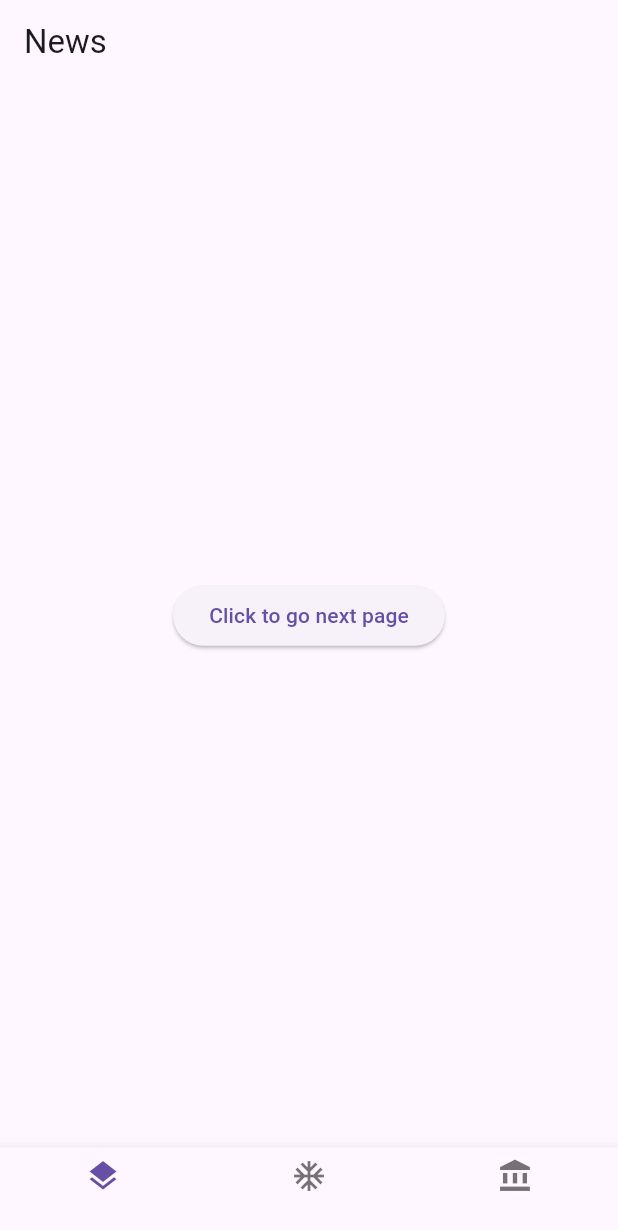
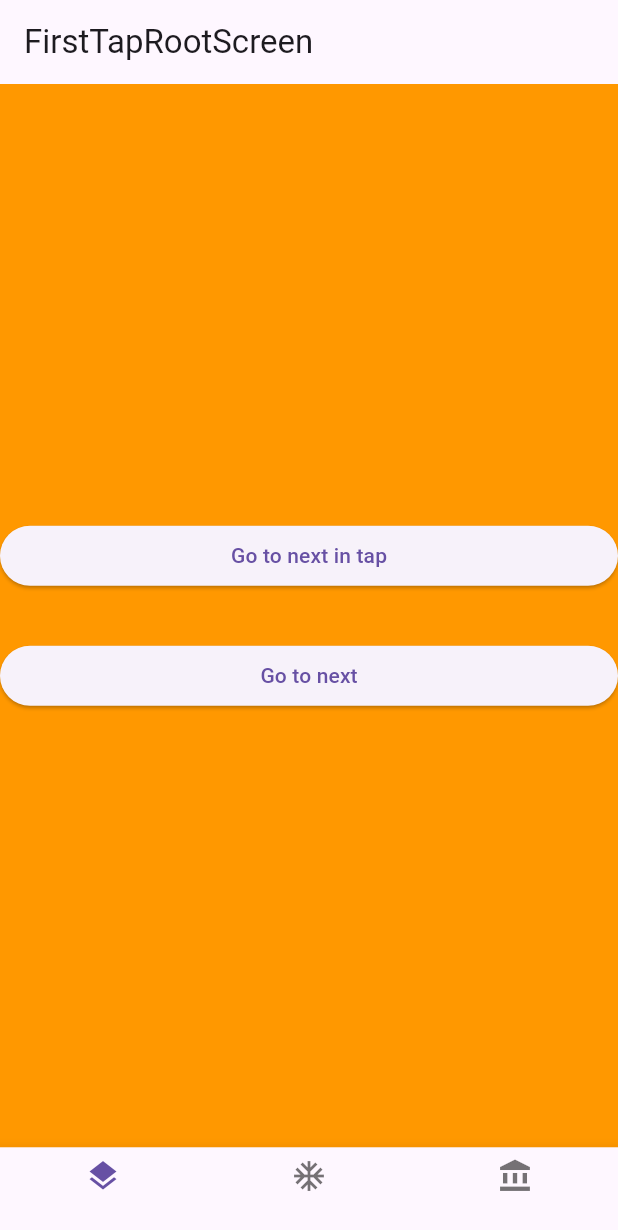
Before and after one commit to my-flutter-apps/news_app, a Flutter app: the screen it shows after launch, on a phone screen of 412 x 824 dp. Shown: the top 1230 px of the screen. Run offline on Flutter 3.47's test engine with Material 3 defaults, Android fonts, the phone set to English and light mode, and no system bars.

Commit message:
new elements

```diff
--- a/lib/main.dart
+++ b/lib/main.dart
@@ -1,5 +1,6 @@
 
 import 'package:flutter/material.dart';
+import 'package:news_app/presentation/screens/main_screeen/first_tap/first_tap_details_screen.dart';
 import 'package:news_app/presentation/screens/main_screeen/main_screen.dart';
 import 'package:news_app/presentation/screens/main_screeen/profile_screen.dart';
 import 'package:news_app/presentation/screens/main_screeen/tab_main_screen.dart';
@@ -11,6 +12,8 @@ void main() {
   runApp(const MyApp());
 }
 
+GlobalKey<NavigatorState> globalNavigatorKey = GlobalKey<NavigatorState>();
+
 class MyApp extends StatelessWidget {
   const MyApp({super.key});
 
@@ -18,6 +21,7 @@ class MyApp extends StatelessWidget {
   Widget build(BuildContext context) {
     return  MaterialApp( // Navigator
       title: 'News App',
+      navigatorKey: globalNavigatorKey,
       // routes: {
       //   "/": (context) => const SplashScreen(),
       //   "/onboarding" : (context) => const OnboardingScreen(),
@@ -37,15 +41,17 @@ class MyApp extends StatelessWidget {
   Route<dynamic>? onGenerateRoute(RouteSettings settings) {
     switch(settings.name) {
       case "/":
-        return MaterialPageRoute(builder: (context) => const SplashScreen(), settings: settings, );
+        return MaterialPageRoute(builder: (_) => const SplashScreen(), settings: settings, );
       case "/onboarding":
-        return MaterialPageRoute(builder: (context) => const OnboardingScreen(), settings: settings);
+        return MaterialPageRoute(builder: (_) => const OnboardingScreen(), settings: settings);
       case "/main":
-        return MaterialPageRoute(builder: (context) => const TabMainScreen(), settings: settings);
-      case "/profile":
-        return MaterialPageRoute(builder: (context) =>  ProfileScreen(
-          arguments: ProfileScreenPageArguments.fromJson(settings.arguments as Map<String, dynamic>),
-        ), settings: settings, fullscreenDialog: true);
+        return MaterialPageRoute(builder: (_) => const TabMainScreen(), settings: settings);
+      case "/firstTapDetails":
+        return MaterialPageRoute(builder: (_)=> const FirstTapDetails(), settings: settings);
+      // case "/profile":
+      //   return MaterialPageRoute(builder: (context) =>  ProfileScreen(
+      //     arguments: ProfileScreenPageArguments.fromJson(settings.arguments as Map<String, dynamic>),
+      //   ), settings: settings, fullscreenDialog: true);
     }
     return null;
   }
--- a/lib/presentation/screens/main_screeen/favorite_screen.dart
+++ b/lib/presentation/screens/main_screeen/favorite_screen.dart
@@ -36,6 +36,7 @@ class FavoriteScreen extends StatelessWidget {
           gridDelegate: gridCrossMaxDelegate,
           childrenDelegate: SliverChildBuilderDelegate(
             (context, index) {
+
               return InkWell(
                 onTap: () async {
                   final a = await showGeneralDialog<String>(
--- /dev/null
+++ b/lib/presentation/screens/main_screeen/first_tap/first_tap_root_screen.dart
@@ -0,0 +1,47 @@
+import 'package:flutter/material.dart';
+import 'package:news_app/presentation/screens/main_screeen/tab_main_screen.dart';
+
+import '../../../../main.dart';
+
+class FirstTapRootScreen extends StatelessWidget {
+  const FirstTapRootScreen({super.key});
+
+  @override
+  Widget build(BuildContext context) {
+    return Scaffold(
+      appBar: AppBar(
+        title: Text("FirstTapRootScreen"),
+      ),
+      body: SafeArea(
+        child: Container(
+          color: Colors.orange,
+          child: Column(
+            crossAxisAlignment: CrossAxisAlignment.stretch,
+            mainAxisAlignment: MainAxisAlignment.center,
+            children: [
+              ElevatedButton(
+                child: Text("Go to next in tap"),
+                onPressed: () {
+                  Navigator.pushNamed(context, '/firstTapDetails');
+                },
+              ),
+              SizedBox(height: 32.0,),
+              ElevatedButton(
+                child: Text("Go to next"),
+                onPressed: () {
+                  // globalNavigatorKey.currentState?.pushNamed('/firstTapDetails');
+                  final cnt = globalNavigatorKey.currentState?.context;
+                  print(cnt);
+                  if(cnt != null) {
+                    // Navigator.of(context)
+                    Navigator.pushNamed(cnt, '/firstTapDetails');
+                  }
+                },
+              ),
+            ],
+          ),
+        ),
+      ),
+    );
+  }
+}
--- /dev/null
+++ b/lib/presentation/screens/main_screeen/first_tap/first_tap_screen.dart
@@ -0,0 +1,32 @@
+import 'package:flutter/material.dart';
+
+import '../tab_navigator.dart';
+import 'first_tap_details_screen.dart';
+import 'first_tap_root_screen.dart';
+
+GlobalKey<NavigatorState> firstTapNavigator = GlobalKey<NavigatorState>();
+
+class FirstTapScreen extends StatelessWidget {
+  const FirstTapScreen({super.key});
+
+  @override
+  Widget build(BuildContext context) {
+    return TabNavigator(
+      tabNavigatorKey: firstTapNavigator,
+      routeBuilders: onGenerateRoute,
+      initialRoute: '/root',
+    );
+  }
+
+  Route<dynamic>? onGenerateRoute(RouteSettings settings) {
+    switch (settings.name) {
+      case "/root" :
+       return MaterialPageRoute(
+            builder: (_) => const FirstTapRootScreen(), settings: settings);
+      case "/firstTapDetails":
+        return MaterialPageRoute(builder: (_)=> const FirstTapDetails(), settings: settings);
+    }
+    return null;
+  }
+
+}
--- a/lib/presentation/screens/main_screeen/tab_main_screen.dart
+++ b/lib/presentation/screens/main_screeen/tab_main_screen.dart
@@ -4,6 +4,8 @@ import 'package:news_app/presentation/screens/main_screeen/home_screen.dart';
 import 'package:news_app/presentation/screens/main_screeen/news_screen.dart';
 import 'package:news_app/presentation/screens/main_screeen/profile_screen.dart';
 import 'package:news_app/presentation/screens/main_screeen/tab_navigator.dart';
+
+import 'first_tap/first_tap_screen.dart';
 
 final navigatorKey = GlobalKey<NavigatorState>();
 
@@ -36,19 +38,15 @@ class TabMainScreen extends StatefulWidget {
 class _TabMainScreenState extends State<TabMainScreen> {
   int index = 0;
 
+  List<Widget> pages = [
+    FirstTapScreen(),
+    Container(color: Colors.redAccent,),
+    Container(color: Colors.greenAccent,),
+  ];
   @override
   Widget build(BuildContext context) {
     return Scaffold(
-      body: [
-        TabNavigator(
-          tabNavigatorKey: navigatorKey,
-          currentIndex: index,
-          routeBuilders: onGenerateTabRoute,
-          // initialRoute: "/tab_main",
-        ),
-        FavoriteScreen(),
-       HomeScreen(),
-      ][index],
+      body: pages[index],
       bottomNavigationBar: BottomNavigationBar(
         currentIndex: index,
         onTap: (i) {
--- a/lib/presentation/screens/main_screeen/tab_navigator.dart
+++ b/lib/presentation/screens/main_screeen/tab_navigator.dart
@@ -5,21 +5,19 @@ class TabNavigator extends StatelessWidget {
   const TabNavigator({
     super.key,
     required this.tabNavigatorKey,
-    this.currentIndex = 0,
     required this.routeBuilders,
-    // required this.initialRoute,
+    required this.initialRoute,
   });
 
   final Route<dynamic>? Function(RouteSettings) routeBuilders;
   final GlobalKey<NavigatorState> tabNavigatorKey;
-  final int currentIndex;
-  // final String initialRoute;
+  final String initialRoute;
 
   @override
   Widget build(BuildContext context) {
     return Navigator(
       key: tabNavigatorKey,
-      initialRoute: "/main",
+      initialRoute: initialRoute,
       onGenerateRoute: routeBuilders,
     );
   }
```
Also changed, not shown: lib/presentation/screens/main_screeen/first_tap/first_tap_details_screen.dart (added, +126 -0 lines).
